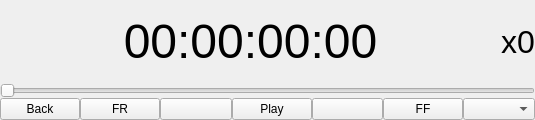
Before: the Qt Designer form libs/PhCommonUI/PhMediaPanel.ui in JokerSync/Joker, drawn with Qt 5.
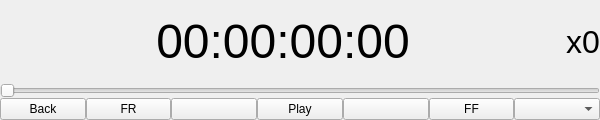
After: the same form once the commit is applied.

Patch:
```diff
--- a/libs/PhCommonUI/PhMediaPanel.ui
+++ b/libs/PhCommonUI/PhMediaPanel.ui
@@ -6,7 +6,7 @@
    <rect>
     <x>0</x>
     <y>0</y>
-    <width>535</width>
+    <width>600</width>
     <height>120</height>
    </rect>
   </property>
```
